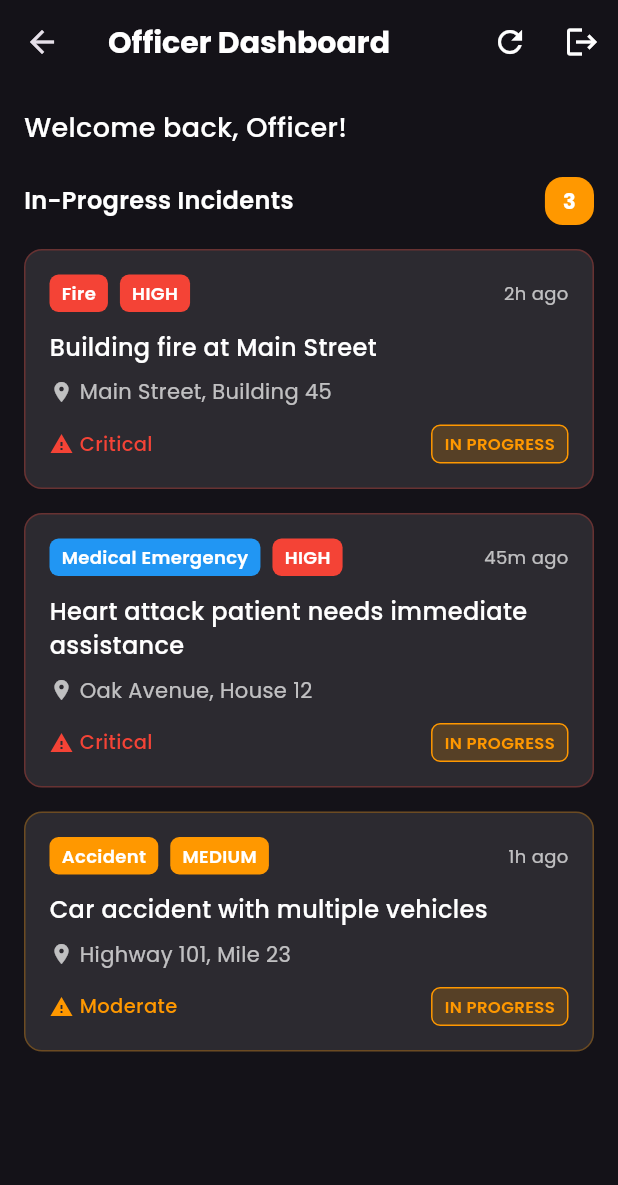
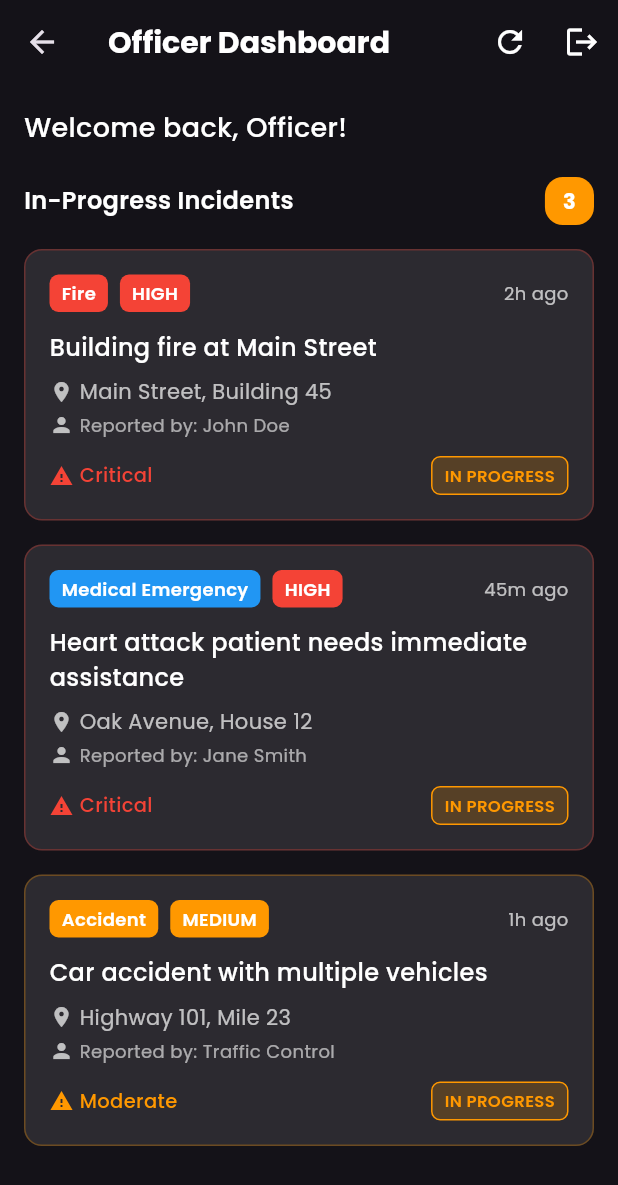
Before and after one commit to nujkram/fireout-flutter, a Flutter app: the DashboardScreen screen opened directly, on a phone screen of 412 x 824 dp. Shown: the top 1185 px of the screen. Run offline on Flutter 3.47's test engine with Material 3 defaults, Android fonts, the phone set to English and light mode, and no system bars; our stand-ins replace auto_size_text, bloc, dio, equatable, flutter_bloc, google_fonts and 3 more; missing offline and left inert: flutter_displaymode; accounts and stored records are empty; network calls fail.

Commit message:
feat: display in-progress incidents

```diff
--- a/lib/services/incident_service.dart
+++ b/lib/services/incident_service.dart
@@ -37,6 +37,8 @@ class IncidentService {
 
         if (data is List) {
           return List<Map<String, dynamic>>.from(data);
+        } else if (data is Map && data['response'] != null) {
+          return List<Map<String, dynamic>>.from(data['response']);
         } else if (data is Map && data['incidents'] != null) {
           return List<Map<String, dynamic>>.from(data['incidents']);
         }
--- a/lib/ui/screens/dashboard/widgets/incident_card.dart
+++ b/lib/ui/screens/dashboard/widgets/incident_card.dart
@@ -14,12 +14,14 @@ class IncidentCard extends StatelessWidget {
 
   @override
   Widget build(BuildContext context) {
-    final type = incident['type'] ?? 'Unknown';
-    final description = incident['description'] ?? '';
-    final location = incident['location'] ?? '';
-    final priority = incident['priority'] ?? 'MEDIUM';
-    final reportedAt = incident['reportedAt'];
-    final emergencyLevel = incident['emergencyLevel'] ?? 'Moderate';
+    // Handle both old mock data format and new API format
+    final type = incident['incidentType'] ?? incident['type'] ?? 'Unknown';
+    final description = incident['description'] ?? _generateDescription(type);
+    final location = _getLocationString(incident);
+    final priority = incident['priority'] ?? 'HIGH'; // Default to HIGH for active incidents
+    final reportedAt = incident['createdAt'] ?? incident['reportedAt'];
+    final emergencyLevel = incident['emergencyLevel'] ?? 'Critical';
+    final reportedBy = _getReporterName(incident);
 
     return Container(
       margin: const EdgeInsets.only(bottom: 16),
@@ -129,6 +131,30 @@ class IncidentCard extends StatelessWidget {
                     ),
                   ],
                 ),
+                if (reportedBy.isNotEmpty) ...[
+                  const SizedBox(height: 4),
+                  Row(
+                    children: [
+                      Icon(
+                        Icons.person,
+                        size: 16,
+                        color: Colors.white70,
+                      ),
+                      const SizedBox(width: 4),
+                      Expanded(
+                        child: Text(
+                          'Reported by: $reportedBy',
+                          style: GoogleFonts.poppins(
+                            fontSize: 12,
+                            color: Colors.white60,
+                          ),
+                          maxLines: 1,
+                          overflow: TextOverflow.ellipsis,
+                        ),
+                      ),
+                    ],
+                  ),
+                ],
                 const SizedBox(height: 12),
                 Row(
                   mainAxisAlignment: MainAxisAlignment.spaceBetween,
@@ -232,4 +258,54 @@ class IncidentCard extends StatelessWidget {
       return '';
     }
   }
+
+  String _getLocationString(Map<String, dynamic> incident) {
+    // Try old format first
+    if (incident['location'] != null && incident['location'] is String) {
+      return incident['location'];
+    }
+
+    // Handle new API format with incidentLocation object
+    final incidentLocation = incident['incidentLocation'];
+    if (incidentLocation != null && incidentLocation is Map) {
+      final lat = incidentLocation['latitude'];
+      final lng = incidentLocation['longitude'];
+      if (lat != null && lng != null) {
+        return 'Lat: $lat, Lng: $lng';
+      }
+    }
+
+    return 'Location not available';
+  }
+
+  String _getReporterName(Map<String, dynamic> incident) {
+    // Try old format first
+    if (incident['reportedBy'] != null) {
+      return incident['reportedBy'].toString();
+    }
+
+    // Handle new API format with caller object
+    final caller = incident['caller'];
+    if (caller != null && caller is Map) {
+      final fullName = caller['fullName'];
+      final username = caller['username'];
+      return fullName ?? username ?? 'Unknown';
+    }
+
+    return '';
+  }
+
+  String _generateDescription(String type) {
+    switch (type.toLowerCase()) {
+      case 'fire':
+        return 'Fire incident reported - immediate response required';
+      case 'medical':
+      case 'medical emergency':
+        return 'Medical emergency - urgent medical assistance needed';
+      case 'accident':
+        return 'Accident reported - emergency response dispatched';
+      default:
+        return 'Emergency incident - response required';
+    }
+  }
 }
```
